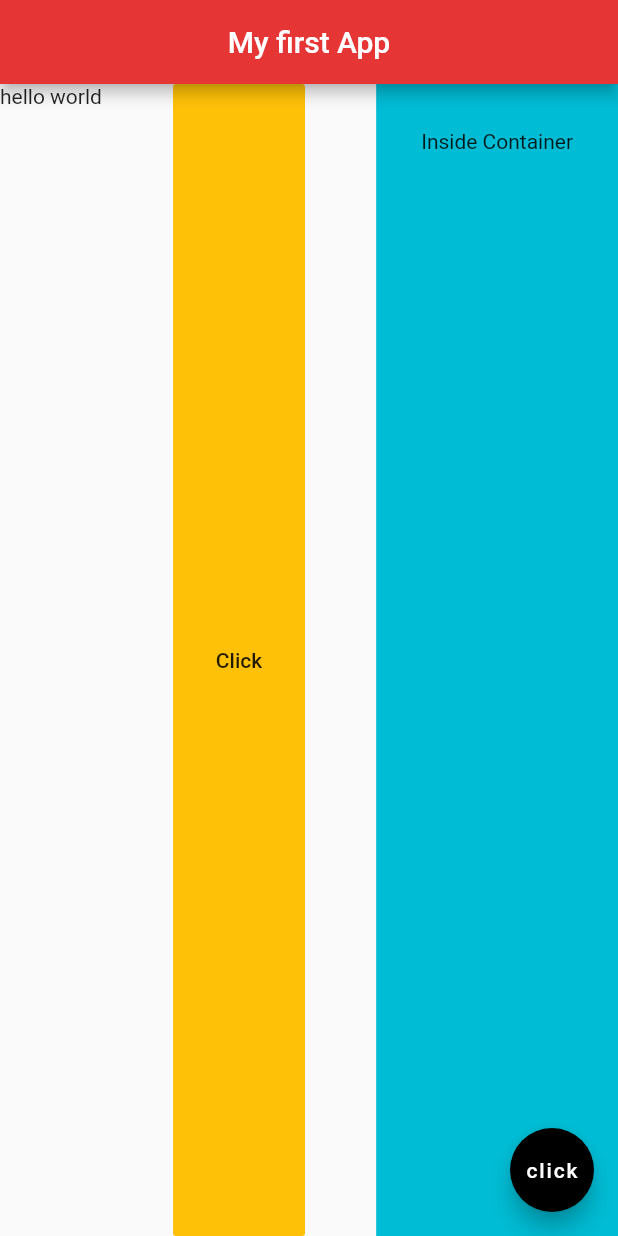
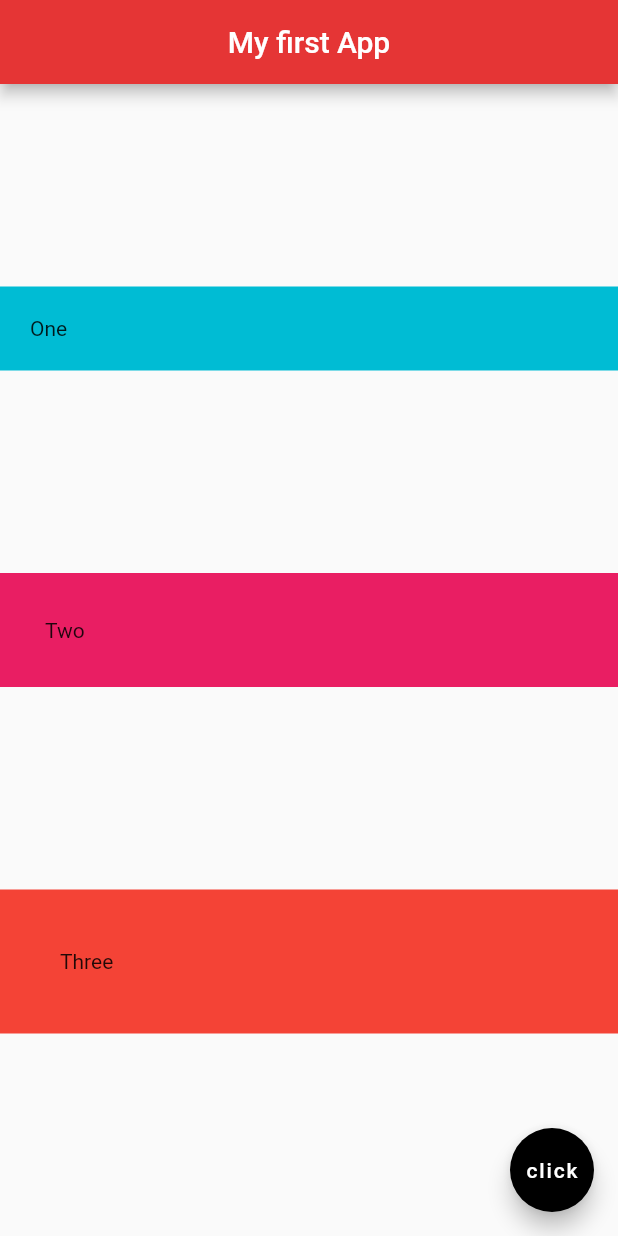
Before and after one commit to Vikash620404/practice_app, a Flutter app: the screen it shows after launch, on a phone screen of 412 x 824 dp. Run offline on Flutter 3.47's test engine with Material 2 defaults, Android fonts, the phone set to English and light mode, and no system bars.

Commit message:
Complete video 7

```diff
--- a/lib/main.dart
+++ b/lib/main.dart
@@ -17,24 +17,30 @@ class Home extends StatelessWidget {
         centerTitle: true,
         backgroundColor: Color.fromARGB(255, 229, 53, 53),
       ),
-       body:Row(
-         mainAxisAlignment: MainAxisAlignment.spaceBetween,
+       body:Column(
+         mainAxisAlignment: MainAxisAlignment.spaceEvenly,
          crossAxisAlignment: CrossAxisAlignment.stretch,
          children: [
-          Text("hello world",
-          ),
-          FlatButton(onPressed: (){},
-          color: Colors.amber,
-          child: Text("Click"),
+           Container(
+             padding: EdgeInsets.all(20.0),
+             color: Colors.cyan,
+             child: Text("One"),
+
            ),
             Container(
-            color: Colors.cyan
-            ,
              padding: EdgeInsets.all(30.0),
-            child: Text("Inside Container"),
+             color: Colors.pink,
+             child: Text("Two"),
+
+           ),
+            Container(
+             padding: EdgeInsets.all(40.0),
+             color: Colors.red,
+             child: Text("Three"),
+
            )
+
          ],
-
        ),
 
 
```
Lines whose indentation alone changed are shown as unchanged.
